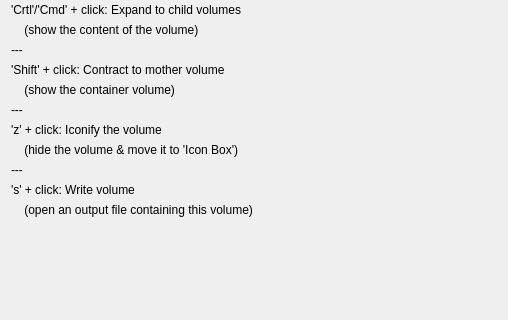
First picture: the form in GeoModelVisualization/VP1GeometrySystems/src/geometrysystemcontroller.ui, repository efemberg11/GeoModel_rmakhman, before the edit; both pictures show x 0 to 508 and y 165 to 485 of the 508 by 822 pixel window.
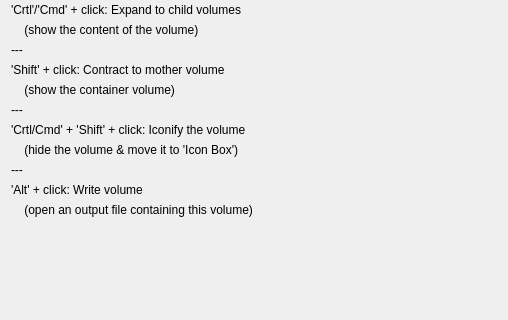
Second picture: the form after the edit.

Commit message: Changed the way in which volumes are iconized and/or saved, which no longer...

The edit to the form file:
```diff
--- a/GeoModelVisualization/VP1GeometrySystems/src/geometrysystemcontroller.ui
+++ b/GeoModelVisualization/VP1GeometrySystems/src/geometrysystemcontroller.ui
@@ -224,7 +224,7 @@
      <item>
       <widget class="QLabel" name="label_11">
        <property name="text">
-        <string>'z' + click: Iconify the volume</string>
+        <string>'Crtl/Cmd' + 'Shift' + click: Iconify the volume</string>
        </property>
       </widget>
      </item>
@@ -245,7 +245,7 @@
      <item>
       <widget class="QLabel" name="label_16">
        <property name="text">
-        <string>'s' + click: Write volume</string>
+        <string>'Alt' + click: Write volume</string>
        </property>
       </widget>
      </item>
```
The commit also changes 1 other file.
